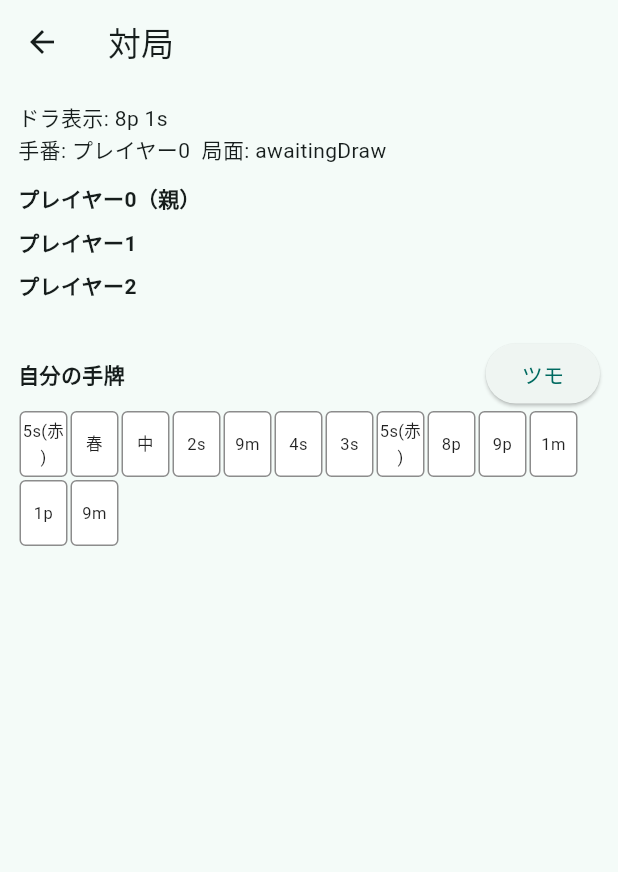
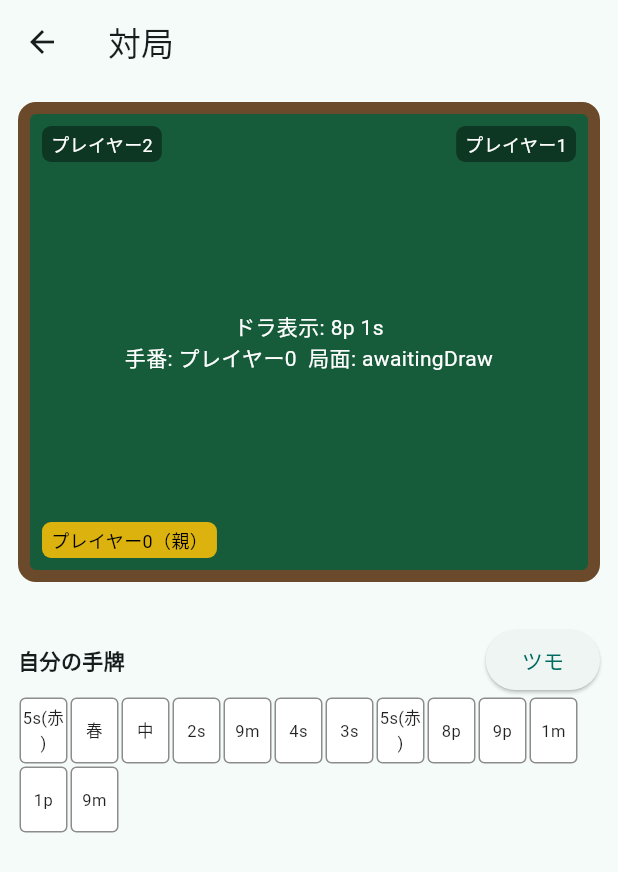
Before and after one commit to MasakiTanimizu/Claudecode-, a Flutter app: the screen it shows after launch, after a tap on "対局開始（動作確認用）", on a phone screen of 412 x 824 dp. Shown: the top 872 px of the screen. Run offline on Flutter 3.47's test engine with Material 3 defaults, Android fonts, the phone set to English and light mode, and no system bars.

Commit message:
Lay out discard piles around a mahjong table (雀魂-style)
The game screen previously stacked each player's discard pile as a
vertical list of labeled rows, which read as arbitrary rather than
seating position. Adds MahjongTableView: a square felt-table widget that
places the viewer's river along the bottom edge and the other two
players' rivers along the right/left edges (rotated to face the table
center), matching the seating-around-a-table convention players expect
from apps like 雀魂. Seat labels mark the dealer and highlight whichever
seat currently has the turn, and show a 立直 tag once declared.

GameScreen now renders MahjongTableView in place of the old
DiscardPileView list; nuku'd hana/kita tiles keep their own simple list
below the table for now.

```diff
--- a/apps/mobile/lib/presentation/screens/game_screen.dart
+++ b/apps/mobile/lib/presentation/screens/game_screen.dart
@@ -4,6 +4,7 @@ import 'package:shared_protocol/shared_protocol.dart';
 
 import '../widgets/discard_pile_view.dart';
 import '../widgets/hand_view.dart';
+import '../widgets/mahjong_table_view.dart';
 
 /// One player's view of a live [GameState] (STEP7「対局画面」), interactive
 /// for the viewer's own turn: draw, double-tap a tile to discard, declare
@@ -122,16 +123,8 @@ class _GameScreenState extends State<GameScreen> {
                   style: const TextStyle(fontWeight: FontWeight.bold, fontSize: 16),
                 ),
               ),
-            Text('ドラ表示: ${view.doraIndicators.map((t) => t.label).join(' ')}'),
-            Text('手番: プレイヤー${view.currentPlayerIndex}  局面: ${view.phase.name}'),
+            MahjongTableView(view: view),
             const SizedBox(height: 12),
-            for (var i = 0; i < view.discardPiles.length; i++) ...[
-              DiscardPileView(
-                playerLabel: i == view.dealerIndex ? 'プレイヤー$i（親）' : 'プレイヤー$i',
-                discards: view.discardPiles[i],
-              ),
-              const SizedBox(height: 8),
-            ],
             for (var i = 0; i < view.nukiTiles.length; i++)
               if (view.nukiTiles[i].isNotEmpty) ...[
                 DiscardPileView(
--- /dev/null
+++ b/apps/mobile/lib/presentation/widgets/mahjong_table_view.dart
@@ -0,0 +1,129 @@
+import 'package:flutter/material.dart';
+import 'package:mahjong_engine/mahjong_engine.dart';
+import 'package:shared_protocol/shared_protocol.dart';
+
+import 'tile_view.dart';
+
+/// A square 卓 (table) with each player's discard pile (河) laid out along
+/// their own side, 雀魂-style — the viewer's river along the bottom edge,
+/// the next player's along the right edge, and the player after that along
+/// the left edge, each rotated to face the table's center.
+class MahjongTableView extends StatelessWidget {
+  final PlayerView view;
+
+  const MahjongTableView({required this.view, super.key});
+
+  @override
+  Widget build(BuildContext context) {
+    final viewerIndex = view.viewerIndex;
+    final rightIndex = (viewerIndex + 1) % view.discardPiles.length;
+    final leftIndex = (viewerIndex + 2) % view.discardPiles.length;
+
+    return Container(
+      height: 320,
+      clipBehavior: Clip.antiAlias,
+      decoration: BoxDecoration(
+        color: const Color(0xFF175C3A),
+        borderRadius: BorderRadius.circular(12),
+        border: Border.all(color: const Color(0xFF6B4A2B), width: 8),
+      ),
+      child: Stack(
+        children: [
+          Positioned(
+            top: 8,
+            left: 8,
+            child: _SeatLabel(playerIndex: leftIndex, view: view),
+          ),
+          Positioned(
+            top: 8,
+            right: 8,
+            child: _SeatLabel(playerIndex: rightIndex, view: view),
+          ),
+          Positioned(
+            bottom: 8,
+            left: 8,
+            child: _SeatLabel(playerIndex: viewerIndex, view: view),
+          ),
+          Align(
+            child: Text(
+              'ドラ表示: ${view.doraIndicators.map((t) => t.label).join(' ')}\n'
+              '手番: プレイヤー${view.currentPlayerIndex}  局面: ${view.phase.name}',
+              textAlign: TextAlign.center,
+              style: const TextStyle(color: Colors.white),
+            ),
+          ),
+          Positioned(
+            left: 48,
+            top: 0,
+            bottom: 0,
+            child: Center(
+              child: RotatedBox(
+                quarterTurns: 1,
+                child: _RiverWrap(tiles: view.discardPiles[leftIndex]),
+              ),
+            ),
+          ),
+          Positioned(
+            right: 48,
+            top: 0,
+            bottom: 0,
+            child: Center(
+              child: RotatedBox(
+                quarterTurns: 3,
+                child: _RiverWrap(tiles: view.discardPiles[rightIndex]),
+              ),
+            ),
+          ),
+          Positioned(
+            bottom: 8,
+            left: 56,
+            right: 56,
+            child: Center(
+              child: _RiverWrap(tiles: view.discardPiles[viewerIndex]),
+            ),
+          ),
+        ],
+      ),
+    );
+  }
+}
+
+class _SeatLabel extends StatelessWidget {
+  final int playerIndex;
+  final PlayerView view;
+
+  const _SeatLabel({required this.playerIndex, required this.view});
+
+  @override
+  Widget build(BuildContext context) {
+    final label = playerIndex == view.dealerIndex
+        ? 'プレイヤー$playerIndex（親）'
+        : 'プレイヤー$playerIndex';
+    final isRiichi = view.riichiPlayers.contains(playerIndex);
+    final isTurn = view.currentPlayerIndex == playerIndex;
+    return DecoratedBox(
+      decoration: BoxDecoration(
+        color: isTurn ? Colors.amber.withValues(alpha: 0.85) : Colors.black.withValues(alpha: 0.4),
+        borderRadius: BorderRadius.circular(6),
+      ),
+      child: Padding(
+        padding: const EdgeInsets.symmetric(horizontal: 6, vertical: 3),
+        child: Text(
+          isRiichi ? '$label 立直' : label,
+          style: TextStyle(color: isTurn ? Colors.black : Colors.white, fontSize: 12),
+        ),
+      ),
+    );
+  }
+}
+
+class _RiverWrap extends StatelessWidget {
+  final List<Tile> tiles;
+
+  const _RiverWrap({required this.tiles});
+
+  @override
+  Widget build(BuildContext context) {
+    return Wrap(children: [for (final tile in tiles) TileView(tile)]);
+  }
+}
```
Also changed, not shown: 1 other file.
